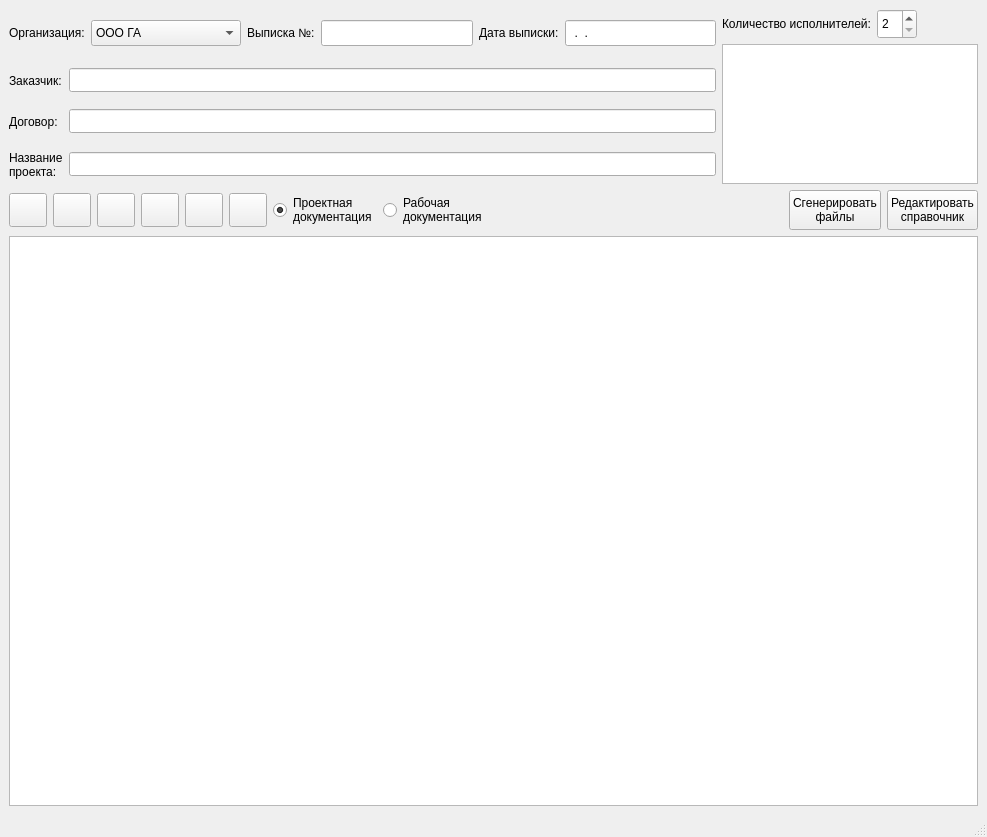
bthtimety/title-creator, file ignore/ui.ui: the form before one commit.
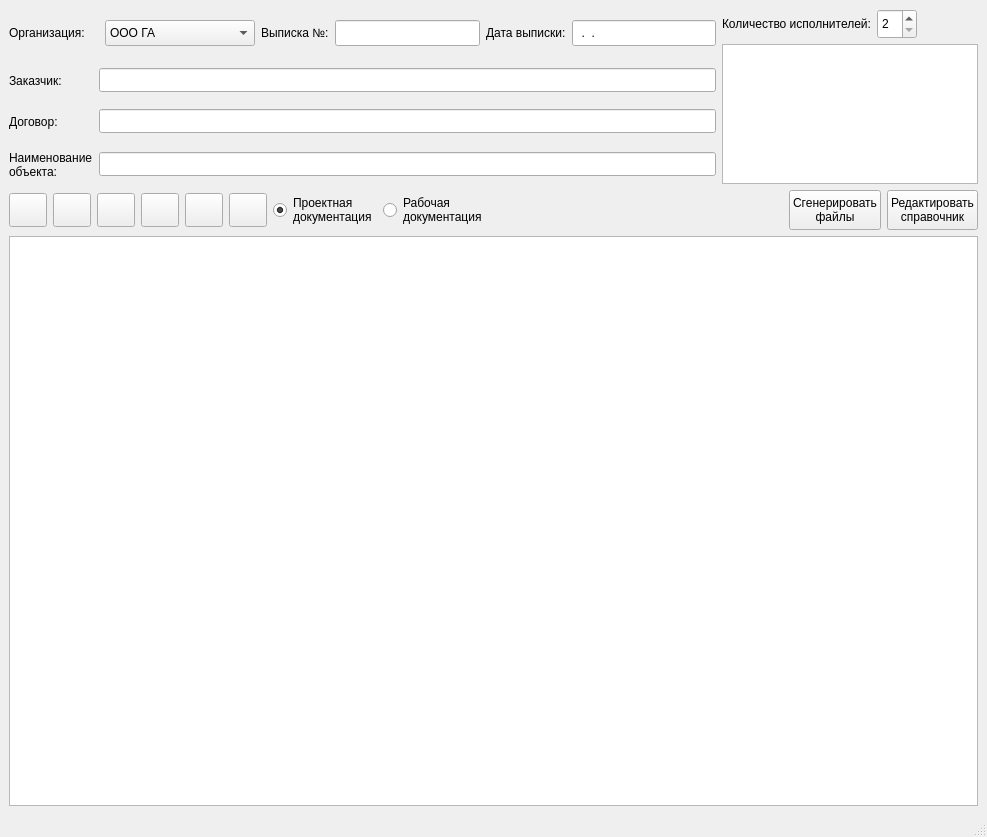
The form after the commit. Icons and pictures are not drawn.

What changed in the file:
```diff
--- a/ignore/ui.ui
+++ b/ignore/ui.ui
@@ -332,8 +332,8 @@
        <enum>Qt::LeftToRight</enum>
       </property>
       <property name="text">
-       <string>Название 
-проекта:</string>
+       <string>Наименование
+объекта:</string>
       </property>
       <property name="alignment">
        <set>Qt::AlignLeading|Qt::AlignLeft|Qt::AlignVCenter</set>
```
